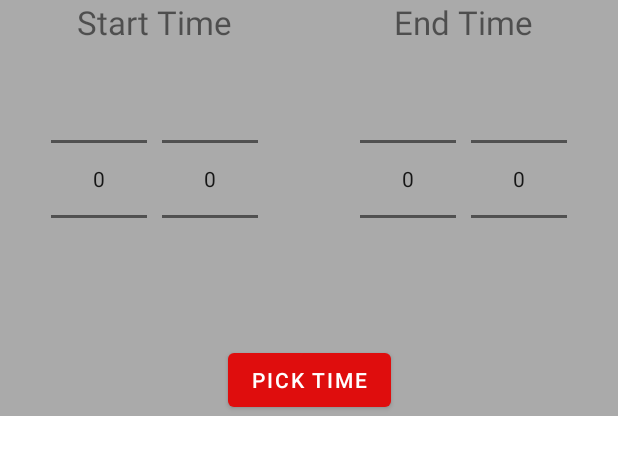
After one commit to kaanakell/PicToGraph, an Android app: the layout dialog_time_picker.xml on its own in the app's theme, with its tools: preview values and no code run, on a phone screen of 412 x 824 dp. The commit adds this screen. Shown: the top 455 px of the screen. Run offline under Robolectric (Android 15) with nearby library versions, the phone set to English and light mode, and no system bars.

Commit message:
Time Picker added still in development

```diff
--- a/app/build.gradle
+++ b/app/build.gradle
@@ -82,5 +82,6 @@ dependencies {
 
 
     implementation 'com.github.AAChartModel:AAChartCore-Kotlin:-SNAPSHOT'
+    implementation 'net.danlew:android.joda:2.12.1'
 
 }
--- /dev/null
+++ b/app/src/main/res/layout/dialog_time_picker.xml
@@ -0,0 +1,85 @@
+<?xml version="1.0" encoding="utf-8"?>
+<layout xmlns:android="http://schemas.android.com/apk/res/android"
+    xmlns:app="http://schemas.android.com/apk/res-auto">
+
+    <data>
+
+    </data>
+
+    <androidx.constraintlayout.widget.ConstraintLayout
+        android:layout_width="match_parent"
+        android:layout_height="wrap_content"
+        android:background="@color/grey">
+
+        <TextView
+            android:id="@+id/start_time"
+            android:layout_width="0dp"
+            android:layout_height="wrap_content"
+            app:layout_constraintTop_toTopOf="parent"
+            android:text="Start Time"
+            android:gravity="center"
+            android:textSize="22sp"
+            app:layout_constraintStart_toStartOf="parent"
+            app:layout_constraintEnd_toStartOf="@+id/end_time"
+            />
+
+        <TextView
+            android:id="@+id/end_time"
+            android:layout_width="0dp"
+            android:layout_height="wrap_content"
+            android:gravity="center"
+            android:text="End Time"
+            android:textSize="22sp"
+            app:layout_constraintTop_toTopOf="parent"
+            app:layout_constraintEnd_toEndOf="parent"
+            app:layout_constraintStart_toEndOf="@+id/start_time"/>
+
+        <NumberPicker
+            android:id="@+id/pick_hour"
+            android:layout_width="wrap_content"
+            android:layout_height="wrap_content"
+            app:layout_constraintTop_toBottomOf="@+id/start_time"
+            app:layout_constraintStart_toStartOf="parent"
+            app:layout_constraintEnd_toStartOf="@+id/pick_minute"
+            app:layout_constraintHorizontal_chainStyle="packed"
+            android:layout_marginEnd="10dp"/>
+        <NumberPicker
+            android:id="@+id/pick_minute"
+            android:layout_width="wrap_content"
+            android:layout_height="wrap_content"
+            app:layout_constraintTop_toBottomOf="@+id/start_time"
+            app:layout_constraintStart_toEndOf="@+id/pick_hour"
+            app:layout_constraintEnd_toEndOf="@id/start_time"/>
+
+
+
+        <NumberPicker
+            android:id="@+id/pick_hour_end"
+            android:layout_width="wrap_content"
+            android:layout_height="wrap_content"
+            app:layout_constraintTop_toBottomOf="@+id/end_time"
+            app:layout_constraintStart_toStartOf="@id/end_time"
+            app:layout_constraintEnd_toStartOf="@+id/pick_minute_end"
+            app:layout_constraintHorizontal_chainStyle="packed"
+            android:layout_marginEnd="10dp"/>
+        <NumberPicker
+            android:id="@+id/pick_minute_end"
+            android:layout_width="wrap_content"
+            android:layout_height="wrap_content"
+            app:layout_constraintTop_toBottomOf="@+id/end_time"
+            app:layout_constraintStart_toEndOf="@+id/pick_hour_end"
+            app:layout_constraintEnd_toEndOf="parent"/>
+
+        <Button
+            android:id="@+id/button"
+            android:layout_width="wrap_content"
+            android:layout_height="wrap_content"
+            android:text="Pick Time"
+            app:layout_constraintEnd_toEndOf="parent"
+            app:layout_constraintStart_toStartOf="parent"
+            app:layout_constraintTop_toBottomOf="@+id/pick_hour_end"
+            android:layout_marginTop="20dp"/>
+
+
+    </androidx.constraintlayout.widget.ConstraintLayout>
+</layout>
--- a/app/src/main/res/values-night/themes.xml
+++ b/app/src/main/res/values-night/themes.xml
@@ -1,6 +1,6 @@
 <resources xmlns:tools="http://schemas.android.com/tools">
     <!-- Base application theme. -->
-    <style name="Theme.CameraEAE" parent="Theme.MaterialComponents.DayNight.DarkActionBar">
+    <style name="Theme.CameraEAE" parent="Theme.MaterialComponents.DayNight.NoActionBar">
         <!-- Primary brand color. -->
         <item name="colorPrimary">@color/purple_200</item>
         <item name="colorPrimaryVariant">@color/purple_700</item>
--- a/app/src/main/res/values/colors.xml
+++ b/app/src/main/res/values/colors.xml
@@ -8,4 +8,8 @@
     <color name="black">#FF000000</color>
     <color name="white">#FFFFFFFF</color>
     <color name="transparent">#00FFFFFF</color>
+    <color name="colorPrimary">#282828</color>
+    <color name="colorPrimaryDark">#282828</color>
+    <color name="colorAccent">#D81B60</color>
+    <color name="grey">#aaa</color>
 </resources>
--- a/app/src/main/res/values/themes.xml
+++ b/app/src/main/res/values/themes.xml
@@ -1,6 +1,7 @@
 <resources xmlns:tools="http://schemas.android.com/tools">
     <!-- Base application theme. -->
-    <style name="Theme.CameraEAE" parent="Theme.MaterialComponents.DayNight.DarkActionBar">
+    <style name="Theme.CameraEAE" parent="Theme.MaterialComponents.DayNight.NoActionBar">
+        <item name="android:windowFullscreen">true</item>
         <!-- Primary brand color. -->
         <item name="colorPrimary">#DF0D0D</item>
         <item name="colorPrimaryVariant">#8E0303</item>
@@ -16,6 +17,7 @@
     <style name="Theme.CameraEAE.NoActionBar">
         <item name="windowActionBar">false</item>
         <item name="windowNoTitle">true</item>
+        <item name="android:windowFullscreen">true</item>
     </style>
     <style name="Theme.CameraEAE.AppBarOverlay" parent="ThemeOverlay.AppCompat.Dark.ActionBar" />
     <style name="Theme.CameraEAE.PopupOverlay" parent="ThemeOverlay.AppCompat.Light" />
```
Also changed, not shown: app/src/main/java/com/eae/busbarar/data/model/Times.kt (added, +13 -0 lines), app/src/main/java/com/eae/busbarar/presentation/SensorActivity.kt (+18 -12 lines), app/src/main/java/com/eae/busbarar/presentation/TimePickerDialog.kt (added, +61 -0 lines), app/src/main/res/layout-land/activity_sensor.xml (+21 -0 lines), app/src/main/res/values/arrays.xml (+5 -5 lines), app/src/main/res/values/strings.xml (+20 -0 lines), app/src/main/res/values/styles.xml (+15 -1 lines).
